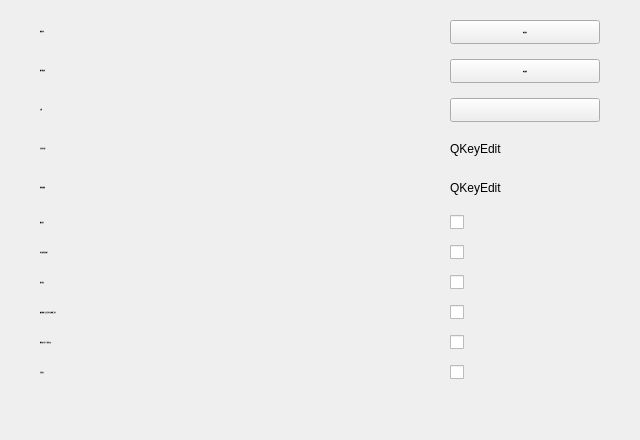
This is source/ui/SettingsUi.ui in ChiyukiGana/Quickinput as Qt 5 draws it before an edit. The edited form follows.
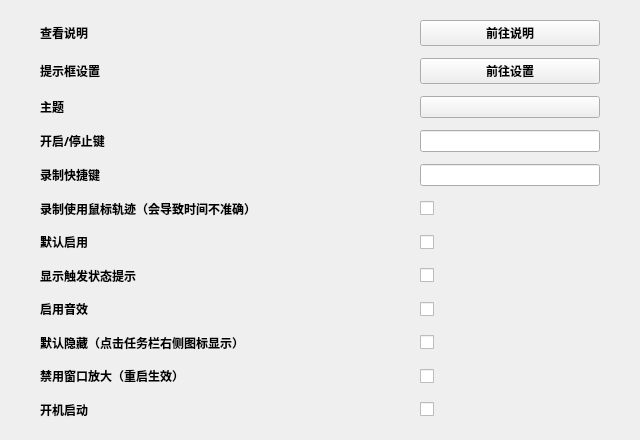
This is the edited form. Icons and pictures are not drawn. Custom widgets are drawn as their Qt base class.

Patch:
```diff
--- a/source/ui/SettingsUi.ui
+++ b/source/ui/SettingsUi.ui
@@ -31,9 +31,6 @@
   <property name="windowTitle">
    <string>Settings</string>
   </property>
-  <property name="styleSheet">
-   <string notr="true">*{color:black;border:none;outline:none;font-size:12px;font-family:&quot;Microsoft YaHei&quot;}QMainWindow,QDialog{border:1px solid gray}QMenu,QToolTip,QLineEdit,QTextEdit,QKeyEdit,QCheckBox::indicator,QRadioButton::indicator,QHeaderView,QHeaderView::section,QTableWidget,QTableWidget QTableCornerButton::section,QComboBox,QComboBox QAbstractItemView{background-color:white}QPushButton,QTabBar::tab,QTabBar::tab:first,QTabBar::tab:last,QToolBox::tab{background-color:#ADE}QCheckBox::indicator,QRadioButton::indicator{width:20px;height:20px}QComboBox{padding-left:3px}QMenu::item:selected,QPushButton:hover,QCheckBox::indicator:hover,QRadioButton::indicator:hover,QTableWidget::item:hover,QTabBar::tab:hover,QTabBar::tab:first:hover,QTabBar::tab:last:hover{background-color:#BEF;color:black}QTableWidget::item:selected{background-color:#CEF;color:black}QTabBar::tab:selected,QTabBar::tab:first:selected,QTabBar::tab:last:selected{background-color:#CEF;color:black}QCheckBox::indicator:checked,QRadioButton::indicator:checked{image:url(:/checked.png)}QPushButton:disabled,QCheckBox:disabled,QRadioButton:disabled{color:gray}#bnWndSelect,#bnPos,#bnColorRect,#bnImageRect,#bnImageShot{background-color:white}#titleWidget{background-color:white}#titleWidget *{font-size:14px}#clientWidget,QTabWidget&gt;QWidget,QToolBox&gt;QWidget{background-color:#CEF}</string>
-  </property>
   <layout class="QVBoxLayout" name="verticalLayout_2">
    <property name="spacing">
     <number>0</number>
@@ -69,10 +66,10 @@
        <number>40</number>
       </property>
       <property name="bottomMargin">
-       <number>0</number>
+       <number>20</number>
       </property>
       <item>
-       <layout class="QGridLayout" name="gridLayout" columnminimumwidth="0,150">
+       <layout class="QGridLayout" name="gridLayout" columnminimumwidth="380,0">
         <property name="sizeConstraint">
          <enum>QLayout::SetDefaultConstraint</enum>
         </property>
@@ -92,253 +89,12 @@
          <number>0</number>
         </property>
         <property name="verticalSpacing">
-         <number>15</number>
+         <number>12</number>
         </property>
-        <item row="1" column="1">
-         <widget class="QPushButton" name="bnTboxs">
-          <property name="sizePolicy">
-           <sizepolicy hsizetype="Preferred" vsizetype="Fixed">
-            <horstretch>0</horstretch>
-            <verstretch>0</verstretch>
-           </sizepolicy>
-          </property>
-          <property name="minimumSize">
-           <size>
-            <width>0</width>
-            <height>24</height>
-           </size>
-          </property>
-          <property name="font">
-           <font>
-            <family>Microsoft YaHei</family>
-            <pointsize>-1</pointsize>
-            <weight>75</weight>
-            <bold>true</bold>
-           </font>
-          </property>
-          <property name="focusPolicy">
-           <enum>Qt::ClickFocus</enum>
-          </property>
-          <property name="styleSheet">
-           <string notr="true"/>
-          </property>
-          <property name="text">
-           <string>前往设置</string>
-          </property>
-         </widget>
-        </item>
-        <item row="7" column="1">
-         <widget class="QCheckBox" name="chbAudFx">
-          <property name="sizePolicy">
-           <sizepolicy hsizetype="Fixed" vsizetype="Fixed">
-            <horstretch>0</horstretch>
-            <verstretch>0</verstretch>
-           </sizepolicy>
-          </property>
-          <property name="font">
-           <font>
-            <family>Microsoft YaHei</family>
-            <pointsize>-1</pointsize>
-            <weight>75</weight>
-            <bold>true</bold>
-           </font>
-          </property>
-          <property name="focusPolicy">
-           <enum>Qt::ClickFocus</enum>
-          </property>
-          <property name="layoutDirection">
-           <enum>Qt::LeftToRight</enum>
-          </property>
-          <property name="text">
-           <string/>
-          </property>
-          <property name="checkable">
-           <bool>true</bool>
-          </property>
-          <property name="autoRepeat">
-           <bool>false</bool>
-          </property>
-          <property name="autoExclusive">
-           <bool>false</bool>
-          </property>
-          <property name="tristate">
-           <bool>false</bool>
-          </property>
-         </widget>
-        </item>
-        <item row="10" column="0">
-         <widget class="QLabel" name="lbStart">
-          <property name="sizePolicy">
-           <sizepolicy hsizetype="Preferred" vsizetype="Fixed">
-            <horstretch>0</horstretch>
-            <verstretch>0</verstretch>
-           </sizepolicy>
-          </property>
-          <property name="font">
-           <font>
-            <family>Microsoft YaHei</family>
-            <pointsize>-1</pointsize>
-            <weight>75</weight>
-            <bold>true</bold>
-           </font>
-          </property>
-          <property name="toolTip">
-           <string/>
-          </property>
-          <property name="text">
-           <string>开机启动</string>
-          </property>
-         </widget>
-        </item>
-        <item row="6" column="1">
-         <widget class="QCheckBox" name="chbShowTips">
-          <property name="sizePolicy">
-           <sizepolicy hsizetype="Fixed" vsizetype="Fixed">
-            <horstretch>0</horstretch>
-            <verstretch>0</verstretch>
-           </sizepolicy>
-          </property>
-          <property name="font">
-           <font>
-            <family>Microsoft YaHei</family>
-            <pointsize>-1</pointsize>
-            <weight>75</weight>
-            <bold>true</bold>
-           </font>
-          </property>
-          <property name="focusPolicy">
-           <enum>Qt::ClickFocus</enum>
-          </property>
-          <property name="layoutDirection">
-           <enum>Qt::LeftToRight</enum>
-          </property>
-          <property name="text">
-           <string/>
-          </property>
-          <property name="checkable">
-           <bool>true</bool>
-          </property>
-          <property name="autoRepeat">
-           <bool>false</bool>
-          </property>
-          <property name="autoExclusive">
-           <bool>false</bool>
-          </property>
-          <property name="tristate">
-           <bool>false</bool>
-          </property>
-         </widget>
-        </item>
-        <item row="2" column="0">
-         <widget class="QLabel" name="lbTheme">
-          <property name="sizePolicy">
-           <sizepolicy hsizetype="Preferred" vsizetype="Fixed">
-            <horstretch>0</horstretch>
-            <verstretch>0</verstretch>
-           </sizepolicy>
-          </property>
-          <property name="font">
-           <font>
-            <family>Microsoft YaHei</family>
-            <pointsize>-1</pointsize>
-            <weight>75</weight>
-            <bold>true</bold>
-           </font>
-          </property>
-          <property name="toolTip">
-           <string/>
-          </property>
-          <property name="text">
-           <string>主题</string>
-          </property>
-         </widget>
-        </item>
-        <item row="5" column="1">
-         <widget class="QCheckBox" name="chbDefOn">
-          <property name="sizePolicy">
-           <sizepolicy hsizetype="Fixed" vsizetype="Fixed">
-            <horstretch>0</horstretch>
-            <verstretch>0</verstretch>
-           </sizepolicy>
-          </property>
-          <property name="font">
-           <font>
-            <family>Microsoft YaHei</family>
-            <pointsize>-1</pointsize>
-            <weight>75</weight>
-            <bold>true</bold>
-           </font>
-          </property>
-          <property name="focusPolicy">
-           <enum>Qt::ClickFocus</enum>
-          </property>
-          <property name="layoutDirection">
-           <enum>Qt::LeftToRight</enum>
-          </property>
-          <property name="text">
-           <string/>
-          </property>
-          <property name="checkable">
-           <bool>true</bool>
-          </property>
-          <property name="autoRepeat">
-           <bool>false</bool>
-          </property>
-          <property name="autoExclusive">
-           <bool>false</bool>
-          </property>
-          <property name="tristate">
-           <bool>false</bool>
-          </property>
-         </widget>
-        </item>
-        <item row="6" column="0">
-         <widget class="QLabel" name="lbShowTips">
-          <property name="sizePolicy">
-           <sizepolicy hsizetype="Preferred" vsizetype="Fixed">
-            <horstretch>0</horstretch>
-            <verstretch>0</verstretch>
-           </sizepolicy>
-          </property>
-          <property name="font">
-           <font>
-            <family>Microsoft YaHei</family>
-            <pointsize>-1</pointsize>
-            <weight>75</weight>
-            <bold>true</bold>
-           </font>
-          </property>
-          <property name="toolTip">
-           <string/>
-          </property>
-          <property name="text">
-           <string>显示触发状态提示</string>
-          </property>
-         </widget>
-        </item>
-        <item row="3" column="1">
-         <widget class="QKeyEdit" name="hkKey">
-          <property name="sizePolicy">
-           <sizepolicy hsizetype="Preferred" vsizetype="Fixed">
-            <horstretch>0</horstretch>
-            <verstretch>0</verstretch>
-           </sizepolicy>
-          </property>
-          <property name="minimumSize">
-           <size>
-            <width>0</width>
-            <height>24</height>
-           </size>
-          </property>
-          <property name="text">
-           <string>QKeyEdit</string>
-          </property>
-         </widget>
-        </item>
-        <item row="10" column="1">
+        <item row="11" column="1">
          <widget class="QCheckBox" name="chbStart">
           <property name="sizePolicy">
-           <sizepolicy hsizetype="Fixed" vsizetype="Fixed">
+           <sizepolicy hsizetype="Preferred" vsizetype="Preferred">
             <horstretch>0</horstretch>
             <verstretch>0</verstretch>
            </sizepolicy>
@@ -346,7 +102,6 @@
           <property name="font">
            <font>
             <family>Microsoft YaHei</family>
-            <pointsize>-1</pointsize>
             <weight>75</weight>
             <bold>true</bold>
            </font>
@@ -377,21 +132,14 @@
         <item row="0" column="1">
          <widget class="QPushButton" name="bnReadme">
           <property name="sizePolicy">
-           <sizepolicy hsizetype="Preferred" vsizetype="Fixed">
+           <sizepolicy hsizetype="Preferred" vsizetype="Preferred">
             <horstretch>0</horstretch>
             <verstretch>0</verstretch>
            </sizepolicy>
           </property>
-          <property name="minimumSize">
-           <size>
-            <width>0</width>
-            <height>24</height>
-           </size>
-          </property>
           <property name="font">
            <font>
             <family>Microsoft YaHei</family>
-            <pointsize>-1</pointsize>
             <weight>75</weight>
             <bold>true</bold>
            </font>
@@ -407,10 +155,56 @@
           </property>
          </widget>
         </item>
+        <item row="7" column="0">
+         <widget class="QLabel" name="lbShowTips">
+          <property name="sizePolicy">
+           <sizepolicy hsizetype="Preferred" vsizetype="Preferred">
+            <horstretch>0</horstretch>
+            <verstretch>0</verstretch>
+           </sizepolicy>
+          </property>
+          <property name="font">
+           <font>
+            <family>Microsoft YaHei</family>
+            <weight>75</weight>
+            <bold>true</bold>
+           </font>
+          </property>
+          <property name="toolTip">
+           <string/>
+          </property>
+          <property name="text">
+           <string>显示触发状态提示</string>
+          </property>
+         </widget>
+        </item>
+        <item row="10" column="0">
+         <widget class="QLabel" name="lbZoomBlock">
+          <property name="sizePolicy">
+           <sizepolicy hsizetype="Preferred" vsizetype="Preferred">
+            <horstretch>0</horstretch>
+            <verstretch>0</verstretch>
+           </sizepolicy>
+          </property>
+          <property name="font">
+           <font>
+            <family>Microsoft YaHei</family>
+            <weight>75</weight>
+            <bold>true</bold>
+           </font>
+          </property>
+          <property name="toolTip">
+           <string/>
+          </property>
+          <property name="text">
+           <string>禁用窗口放大（重启生效）</string>
+          </property>
+         </widget>
+        </item>
         <item row="8" column="1">
-         <widget class="QCheckBox" name="chbMinMode">
+         <widget class="QCheckBox" name="chbAudFx">
           <property name="sizePolicy">
-           <sizepolicy hsizetype="Fixed" vsizetype="Fixed">
+           <sizepolicy hsizetype="Preferred" vsizetype="Preferred">
             <horstretch>0</horstretch>
             <verstretch>0</verstretch>
            </sizepolicy>
@@ -418,7 +212,6 @@
           <property name="font">
            <font>
             <family>Microsoft YaHei</family>
-            <pointsize>-1</pointsize>
             <weight>75</weight>
             <bold>true</bold>
            </font>
@@ -446,10 +239,10 @@
           </property>
          </widget>
         </item>
-        <item row="8" column="0">
+        <item row="9" column="0">
          <widget class="QLabel" name="lbMinMode">
           <property name="sizePolicy">
-           <sizepolicy hsizetype="Preferred" vsizetype="Fixed">
+           <sizepolicy hsizetype="Preferred" vsizetype="Preferred">
             <horstretch>0</horstretch>
             <verstretch>0</verstretch>
            </sizepolicy>
@@ -457,7 +250,6 @@
           <property name="font">
            <font>
             <family>Microsoft YaHei</family>
-            <pointsize>-1</pointsize>
             <weight>75</weight>
             <bold>true</bold>
            </font>
@@ -470,24 +262,134 @@
           </property>
          </widget>
         </item>
+        <item row="7" column="1">
+         <widget class="QCheckBox" name="chbShowTips">
+          <property name="sizePolicy">
+           <sizepolicy hsizetype="Preferred" vsizetype="Preferred">
+            <horstretch>0</horstretch>
+            <verstretch>0</verstretch>
+           </sizepolicy>
+          </property>
+          <property name="font">
+           <font>
+            <family>Microsoft YaHei</family>
+            <weight>75</weight>
+            <bold>true</bold>
+           </font>
+          </property>
+          <property name="focusPolicy">
+           <enum>Qt::ClickFocus</enum>
+          </property>
+          <property name="layoutDirection">
+           <enum>Qt::LeftToRight</enum>
+          </property>
+          <property name="text">
+           <string/>
+          </property>
+          <property name="checkable">
+           <bool>true</bool>
+          </property>
+          <property name="autoRepeat">
+           <bool>false</bool>
+          </property>
+          <property name="autoExclusive">
+           <bool>false</bool>
+          </property>
+          <property name="tristate">
+           <bool>false</bool>
+          </property>
+         </widget>
+        </item>
+        <item row="3" column="1">
+         <widget class="QKeyEdit" name="hkKey">
+          <property name="sizePolicy">
+           <sizepolicy hsizetype="Preferred" vsizetype="Preferred">
+            <horstretch>0</horstretch>
+            <verstretch>0</verstretch>
+           </sizepolicy>
+          </property>
+         </widget>
+        </item>
+        <item row="8" column="0">
+         <widget class="QLabel" name="lbAudFx">
+          <property name="sizePolicy">
+           <sizepolicy hsizetype="Preferred" vsizetype="Preferred">
+            <horstretch>0</horstretch>
+            <verstretch>0</verstretch>
+           </sizepolicy>
+          </property>
+          <property name="font">
+           <font>
+            <family>Microsoft YaHei</family>
+            <weight>75</weight>
+            <bold>true</bold>
+           </font>
+          </property>
+          <property name="toolTip">
+           <string/>
+          </property>
+          <property name="text">
+           <string>启用音效</string>
+          </property>
+         </widget>
+        </item>
+        <item row="2" column="0">
+         <widget class="QLabel" name="lbTheme">
+          <property name="sizePolicy">
+           <sizepolicy hsizetype="Preferred" vsizetype="Preferred">
+            <horstretch>0</horstretch>
+            <verstretch>0</verstretch>
+           </sizepolicy>
+          </property>
+          <property name="font">
+           <font>
+            <family>Microsoft YaHei</family>
+            <weight>75</weight>
+            <bold>true</bold>
+           </font>
+          </property>
+          <property name="toolTip">
+           <string/>
+          </property>
+          <property name="text">
+           <string>主题</string>
+          </property>
+         </widget>
+        </item>
+        <item row="6" column="0">
+         <widget class="QLabel" name="lbDefOn">
+          <property name="sizePolicy">
+           <sizepolicy hsizetype="Preferred" vsizetype="Preferred">
+            <horstretch>0</horstretch>
+            <verstretch>0</verstretch>
+           </sizepolicy>
+          </property>
+          <property name="font">
+           <font>
+            <family>Microsoft YaHei</family>
+            <weight>75</weight>
+            <bold>true</bold>
+           </font>
+          </property>
+          <property name="toolTip">
+           <string/>
+          </property>
+          <property name="text">
+           <string>默认启用</string>
+          </property>
+         </widget>
+        </item>
         <item row="2" column="1">
          <widget class="QComboBox" name="cmbTheme">
           <property name="sizePolicy">
-           <sizepolicy hsizetype="Preferred" vsizetype="Fixed">
+           <sizepolicy hsizetype="Preferred" vsizetype="Preferred">
             <horstretch>0</horstretch>
             <verstretch>0</verstretch>
            </sizepolicy>
           </property>
-          <property name="minimumSize">
-           <size>
-            <width>0</width>
-            <height>24</height>
-           </size>
-          </property>
           <property name="font">
            <font>
             <family>Microsoft YaHei</family>
-            <pointsize>-1</pointsize>
             <weight>75</weight>
             <bold>true</bold>
            </font>
@@ -512,42 +414,23 @@
           </property>
          </widget>
         </item>
-        <item row="3" column="0">
-         <widget class="QLabel" name="lbKey">
-          <property name="sizePolicy">
-           <sizepolicy hsizetype="Preferred" vsizetype="Fixed">
-            <horstretch>0</horstretch>
-            <verstretch>0</verstretch>
-           </sizepolicy>
-          </property>
-          <property name="font">
-           <font>
-            <family>Microsoft YaHei</family>
-            <pointsize>-1</pointsize>
-            <weight>75</weight>
-            <bold>true</bold>
-           </font>
-          </property>
-          <property name="toolTip">
-           <string/>
-          </property>
-          <property name="text">
-           <string>开启/停止键</string>
-          </property>
-         </widget>
-        </item>
         <item row="0" column="0">
          <widget class="QLabel" name="lbReadme">
           <property name="sizePolicy">
-           <sizepolicy hsizetype="Preferred" vsizetype="Fixed">
+           <sizepolicy hsizetype="Preferred" vsizetype="Preferred">
             <horstretch>0</horstretch>
             <verstretch>0</verstretch>
            </sizepolicy>
           </property>
+          <property name="minimumSize">
+           <size>
+            <width>0</width>
+            <height>0</height>
+           </size>
+          </property>
           <property name="font">
            <font>
             <family>Microsoft YaHei</family>
-            <pointsize>-1</pointsize>
             <weight>75</weight>
             <bold>true</bold>
            </font>
@@ -560,116 +443,10 @@
           </property>
          </widget>
         </item>
-        <item row="9" column="1">
-         <widget class="QCheckBox" name="chbZoomBlock">
-          <property name="sizePolicy">
-           <sizepolicy hsizetype="Fixed" vsizetype="Fixed">
-            <horstretch>0</horstretch>
-            <verstretch>0</verstretch>
-           </sizepolicy>
-          </property>
-          <property name="font">
-           <font>
-            <family>Microsoft YaHei</family>
-            <pointsize>-1</pointsize>
-            <weight>75</weight>
-            <bold>true</bold>
-           </font>
-          </property>
-          <property name="focusPolicy">
-           <enum>Qt::ClickFocus</enum>
-          </property>
-          <property name="layoutDirection">
-           <enum>Qt::LeftToRight</enum>
-          </property>
-          <property name="text">
-           <string/>
-          </property>
-          <property name="checkable">
-           <bool>true</bool>
-          </property>
-          <property name="autoRepeat">
-           <bool>false</bool>
-          </property>
-          <property name="autoExclusive">
-           <bool>false</bool>
-          </property>
-          <property name="tristate">
-           <bool>false</bool>
-          </property>
-         </widget>
-        </item>
-        <item row="9" column="0">
-         <widget class="QLabel" name="lbZoomBlock">
-          <property name="sizePolicy">
-           <sizepolicy hsizetype="Preferred" vsizetype="Fixed">
-            <horstretch>0</horstretch>
-            <verstretch>0</verstretch>
-           </sizepolicy>
-          </property>
-          <property name="font">
-           <font>
-            <family>Microsoft YaHei</family>
-            <pointsize>-1</pointsize>
-            <weight>75</weight>
-            <bold>true</bold>
-           </font>
-          </property>
-          <property name="toolTip">
-           <string/>
-          </property>
-          <property name="text">
-           <string>禁用窗口放大（重启生效）</string>
-          </property>
-         </widget>
-        </item>
-        <item row="4" column="1">
-         <widget class="QKeyEdit" name="hkRec">
-          <property name="sizePolicy">
-           <sizepolicy hsizetype="Preferred" vsizetype="Fixed">
-            <horstretch>0</horstretch>
-            <verstretch>0</verstretch>
-           </sizepolicy>
-          </property>
-          <property name="minimumSize">
-           <size>
-            <width>0</width>
-            <height>24</height>
-           </size>
-          </property>
-          <property name="text">
-           <string>QKeyEdit</string>
-          </property>
-         </widget>
-        </item>
-        <item row="7" column="0">
-         <widget class="QLabel" name="lbAudFx">
-          <property name="sizePolicy">
-           <sizepolicy hsizetype="Preferred" vsizetype="Fixed">
-            <horstretch>0</horstretch>
-            <verstretch>0</verstretch>
-           </sizepolicy>
-          </property>
-          <property name="font">
-           <font>
-            <family>Microsoft YaHei</family>
-            <pointsize>-1</pointsize>
-            <weight>75</weight>
-            <bold>true</bold>
-           </font>
-          </property>
-          <property name="toolTip">
-           <string/>
-          </property>
-          <property name="text">
-           <string>启用音效</string>
-          </property>
-         </widget>
-        </item>
         <item row="4" column="0">
          <widget class="QLabel" name="lbRec">
           <property name="sizePolicy">
-           <sizepolicy hsizetype="Preferred" vsizetype="Fixed">
+           <sizepolicy hsizetype="Preferred" vsizetype="Preferred">
             <horstretch>0</horstretch>
             <verstretch>0</verstretch>
            </sizepolicy>
@@ -677,7 +454,6 @@
           <property name="font">
            <font>
             <family>Microsoft YaHei</family>
-            <pointsize>-1</pointsize>
             <weight>75</weight>
             <bold>true</bold>
            </font>
@@ -690,10 +466,10 @@
           </property>
          </widget>
         </item>
-        <item row="5" column="0">
-         <widget class="QLabel" name="lbDefOn">
+        <item row="1" column="1">
+         <widget class="QPushButton" name="bnTboxs">
           <property name="sizePolicy">
-           <sizepolicy hsizetype="Preferred" vsizetype="Fixed">
+           <sizepolicy hsizetype="Preferred" vsizetype="Preferred">
             <horstretch>0</horstretch>
             <verstretch>0</verstretch>
            </sizepolicy>
@@ -701,7 +477,32 @@
           <property name="font">
            <font>
             <family>Microsoft YaHei</family>
-            <pointsize>-1</pointsize>
+            <weight>75</weight>
+            <bold>true</bold>
+           </font>
+          </property>
+          <property name="focusPolicy">
+           <enum>Qt::ClickFocus</enum>
+          </property>
+          <property name="styleSheet">
+           <string notr="true"/>
+          </property>
+          <property name="text">
+           <string>前往设置</string>
+          </property>
+         </widget>
+        </item>
+        <item row="11" column="0">
+         <widget class="QLabel" name="lbStart">
+          <property name="sizePolicy">
+           <sizepolicy hsizetype="Preferred" vsizetype="Preferred">
+            <horstretch>0</horstretch>
+            <verstretch>0</verstretch>
+           </sizepolicy>
+          </property>
+          <property name="font">
+           <font>
+            <family>Microsoft YaHei</family>
             <weight>75</weight>
             <bold>true</bold>
            </font>
@@ -710,14 +511,14 @@
            <string/>
           </property>
           <property name="text">
-           <string>默认启用</string>
+           <string>开机启动</string>
           </property>
          </widget>
         </item>
         <item row="1" column="0">
          <widget class="QLabel" name="lbTboxs">
           <property name="sizePolicy">
-           <sizepolicy hsizetype="Preferred" vsizetype="Fixed">
+           <sizepolicy hsizetype="Preferred" vsizetype="Preferred">
             <horstretch>0</horstretch>
             <verstretch>0</verstretch>
            </sizepolicy>
@@ -725,7 +526,6 @@
           <property name="font">
            <font>
             <family>Microsoft YaHei</family>
-            <pointsize>-1</pointsize>
             <weight>75</weight>
             <bold>true</bold>
            </font>
@@ -738,21 +538,216 @@
           </property>
          </widget>
         </item>
+        <item row="6" column="1">
+         <widget class="QCheckBox" name="chbDefOn">
+          <property name="sizePolicy">
+           <sizepolicy hsizetype="Preferred" vsizetype="Preferred">
+            <horstretch>0</horstretch>
+            <verstretch>0</verstretch>
+           </sizepolicy>
+          </property>
+          <property name="font">
+           <font>
+            <family>Microsoft YaHei</family>
+            <weight>75</weight>
+            <bold>true</bold>
+           </font>
+          </property>
+          <property name="focusPolicy">
+           <enum>Qt::ClickFocus</enum>
+          </property>
+          <property name="layoutDirection">
+           <enum>Qt::LeftToRight</enum>
+          </property>
+          <property name="text">
+           <string/>
+          </property>
+          <property name="checkable">
+           <bool>true</bool>
+          </property>
+          <property name="autoRepeat">
+           <bool>false</bool>
+          </property>
+          <property name="autoExclusive">
+           <bool>false</bool>
+          </property>
+          <property name="tristate">
+           <bool>false</bool>
+          </property>
+         </widget>
+        </item>
+        <item row="4" column="1">
+         <widget class="QKeyEdit" name="hkRec">
+          <property name="sizePolicy">
+           <sizepolicy hsizetype="Preferred" vsizetype="Preferred">
+            <horstretch>0</horstretch>
+            <verstretch>0</verstretch>
+           </sizepolicy>
+          </property>
+         </widget>
+        </item>
+        <item row="10" column="1">
+         <widget class="QCheckBox" name="chbScaleBlock">
+          <property name="sizePolicy">
+           <sizepolicy hsizetype="Preferred" vsizetype="Preferred">
+            <horstretch>0</horstretch>
+            <verstretch>0</verstretch>
+           </sizepolicy>
+          </property>
+          <property name="font">
+           <font>
+            <family>Microsoft YaHei</family>
+            <weight>75</weight>
+            <bold>true</bold>
+           </font>
+          </property>
+          <property name="focusPolicy">
+           <enum>Qt::ClickFocus</enum>
+          </property>
+          <property name="layoutDirection">
+           <enum>Qt::LeftToRight</enum>
+          </property>
+          <property name="text">
+           <string/>
+          </property>
+          <property name="checkable">
+           <bool>true</bool>
+          </property>
+          <property name="autoRepeat">
+           <bool>false</bool>
+          </property>
+          <property name="autoExclusive">
+           <bool>false</bool>
+          </property>
+          <property name="tristate">
+           <bool>false</bool>
+          </property>
+         </widget>
+        </item>
+        <item row="9" column="1">
+         <widget class="QCheckBox" name="chbMinMode">
+          <property name="sizePolicy">
+           <sizepolicy hsizetype="Preferred" vsizetype="Preferred">
+            <horstretch>0</horstretch>
+            <verstretch>0</verstretch>
+           </sizepolicy>
+          </property>
+          <property name="font">
+           <font>
+            <family>Microsoft YaHei</family>
+            <weight>75</weight>
+            <bold>true</bold>
+           </font>
+          </property>
+          <property name="focusPolicy">
+           <enum>Qt::ClickFocus</enum>
+          </property>
+          <property name="layoutDirection">
+           <enum>Qt::LeftToRight</enum>
+          </property>
+          <property name="text">
+           <string/>
+          </property>
+          <property name="checkable">
+           <bool>true</bool>
+          </property>
+          <property name="autoRepeat">
+           <bool>false</bool>
+          </property>
+          <property name="autoExclusive">
+           <bool>false</bool>
+          </property>
+          <property name="tristate">
+           <bool>false</bool>
+          </property>
+         </widget>
+        </item>
+        <item row="5" column="0">
+         <widget class="QLabel" name="lbRecTrack">
+          <property name="sizePolicy">
+           <sizepolicy hsizetype="Preferred" vsizetype="Preferred">
+            <horstretch>0</horstretch>
+            <verstretch>0</verstretch>
+           </sizepolicy>
+          </property>
+          <property name="font">
+           <font>
+            <family>Microsoft YaHei</family>
+            <weight>75</weight>
+            <bold>true</bold>
+           </font>
+          </property>
+          <property name="toolTip">
+           <string/>
+          </property>
+          <property name="text">
+           <string>录制使用鼠标轨迹（会导致时间不准确）</string>
+          </property>
+         </widget>
+        </item>
+        <item row="3" column="0">
+         <widget class="QLabel" name="lbKey">
+          <property name="sizePolicy">
+           <sizepolicy hsizetype="Preferred" vsizetype="Preferred">
+            <horstretch>0</horstretch>
+            <verstretch>0</verstretch>
+           </sizepolicy>
+          </property>
+          <property name="font">
+           <font>
+            <family>Microsoft YaHei</family>
+            <weight>75</weight>
+            <bold>true</bold>
+           </font>
+          </property>
+          <property name="toolTip">
+           <string/>
+          </property>
+          <property name="text">
+           <string>开启/停止键</string>
+          </property>
+         </widget>
+        </item>
+        <item row="5" column="1">
+         <widget class="QCheckBox" name="chbRecTrack">
+          <property name="sizePolicy">
+           <sizepolicy hsizetype="Preferred" vsizetype="Preferred">
+            <horstretch>0</horstretch>
+            <verstretch>0</verstretch>
+           </sizepolicy>
+          </property>
+          <property name="font">
+           <font>
+            <family>Microsoft YaHei</family>
+            <weight>75</weight>
+            <bold>true</bold>
+           </font>
+          </property>
+          <property name="focusPolicy">
+           <enum>Qt::ClickFocus</enum>
+          </property>
+          <property name="layoutDirection">
+           <enum>Qt::LeftToRight</enum>
+          </property>
+          <property name="text">
+           <string/>
+          </property>
+          <property name="checkable">
+           <bool>true</bool>
+          </property>
+          <property name="autoRepeat">
+           <bool>false</bool>
+          </property>
+          <property name="autoExclusive">
+           <bool>false</bool>
+          </property>
+          <property name="tristate">
+           <bool>false</bool>
+          </property>
+         </widget>
+        </item>
        </layout>
       </item>
-      <item>
-       <spacer name="verticalSpacer">
-        <property name="orientation">
-         <enum>Qt::Vertical</enum>
-        </property>
-        <property name="sizeHint" stdset="0">
-         <size>
-          <width>20</width>
-          <height>40</height>
-         </size>
-        </property>
-       </spacer>
-      </item>
      </layout>
     </widget>
    </item>
@@ -761,7 +756,7 @@
  <customwidgets>
   <customwidget>
    <class>QKeyEdit</class>
-   <extends>QLabel</extends>
+   <extends>QLineEdit</extends>
    <header>./source/ui/widget/qkeyedit.h</header>
   </customwidget>
  </customwidgets>
```
